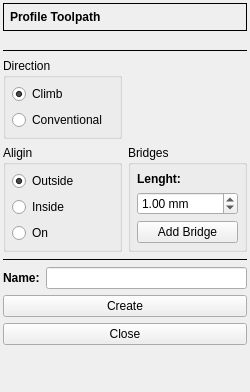
Qt form G2G/forms/profileform.ui (XRay3D/GERBER_X3) before a commit.
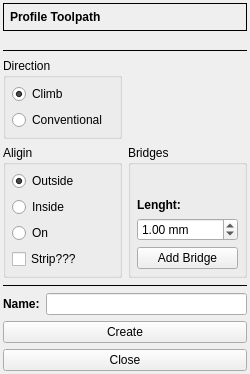
The same form after that commit. Icons and pictures are not drawn. Custom widgets are drawn as their Qt base class.

What changed in the file:
```diff
--- a/G2G/forms/profileform.ui
+++ b/G2G/forms/profileform.ui
@@ -7,7 +7,7 @@
     <x>0</x>
     <y>0</y>
     <width>250</width>
-    <height>392</height>
+    <height>369</height>
    </rect>
   </property>
   <property name="minimumSize">
@@ -138,6 +138,16 @@
           </property>
          </widget>
         </item>
+        <item>
+         <widget class="QCheckBox" name="cbxStrip">
+          <property name="enabled">
+           <bool>true</bool>
+          </property>
+          <property name="text">
+           <string>Strip???</string>
+          </property>
+         </widget>
+        </item>
        </layout>
       </widget>
      </item>
@@ -208,6 +218,9 @@
           <property name="text">
            <string>Lenght:</string>
           </property>
+          <property name="alignment">
+           <set>Qt::AlignBottom|Qt::AlignLeading|Qt::AlignLeft</set>
+          </property>
          </widget>
         </item>
         <item>
```
